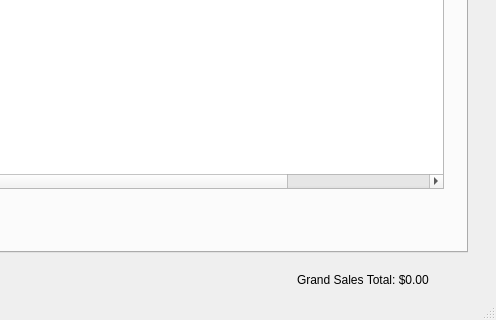
danielmulvad/CS1C-Project-2, file dashboard.ui: the form before one commit; both pictures show x 323 to 819 and y 307 to 627 of the 819 by 627 pixel window.
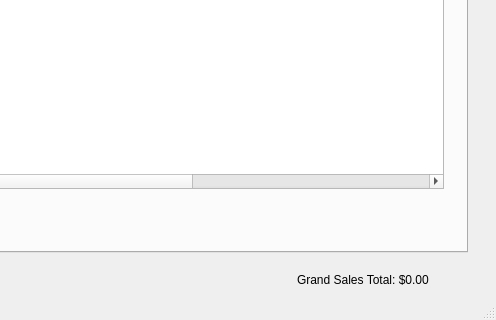
The form after the commit. The open tabs and pages were chosen to show the change.

The edit to the form file:
```diff
--- a/dashboard.ui
+++ b/dashboard.ui
@@ -337,6 +337,11 @@
                   <string>Quantity Purchased</string>
                  </property>
                 </column>
+                <column>
+                 <property name="text">
+                  <string>Type</string>
+                 </property>
+                </column>
                </widget>
               </item>
              </layout>
```
Left out of the diff: 4 changed lines with no effect on the pictures.
